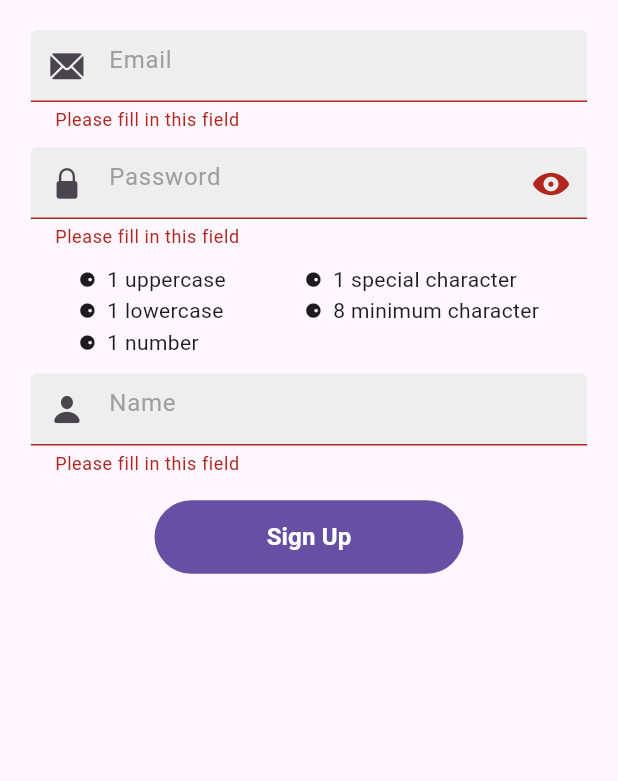
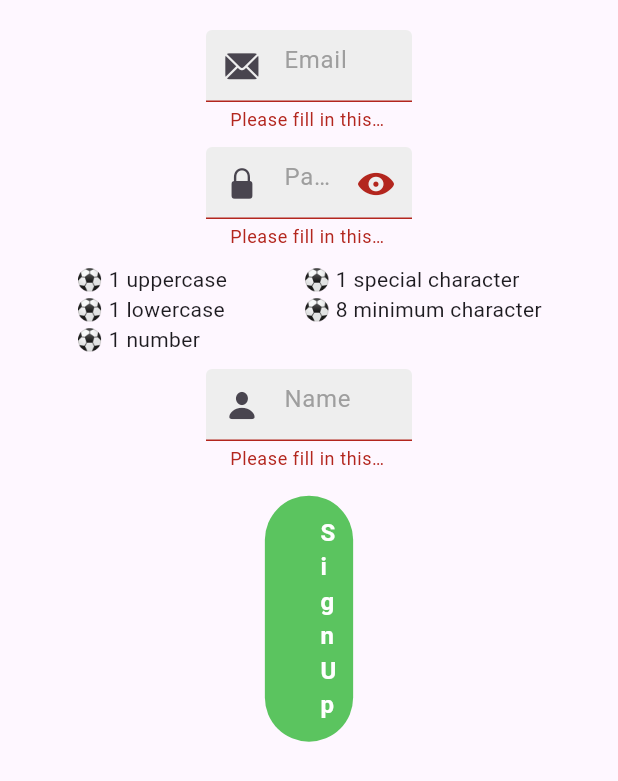
Before and after one commit to Epicder/card-shootout-game, a Flutter app: the SignUpScreen widget shown alone on an empty page, opened directly, after a tap on "Sign Up", on a phone screen of 412 x 824 dp. Shown: the top 781 px of the screen. Run offline on Flutter 3.47's test engine with Material 3 defaults, Android fonts, the phone set to English and light mode, and no system bars; our stand-ins replace bloc, cloud_firestore, equatable, firebase_auth, firebase_core, flutter_bloc; accounts and stored records are empty.

Commit message:
Login Screen Frontend & Adjustements V 0.0.1 ✔

```diff
--- a/penalty_card_game/lib/app_view.dart
+++ b/penalty_card_game/lib/app_view.dart
@@ -11,6 +11,7 @@ class MyAppView extends StatelessWidget {
 @override
   Widget build(BuildContext context) {
     return MaterialApp(
+      debugShowCheckedModeBanner: false,
       title: 'Firebase Auth',
       home: BlocBuilder<AuthenticationBloc, AuthenticationState>(
         builder: (context, state) {
--- a/penalty_card_game/lib/screens/auth/sign_up_screen.dart
+++ b/penalty_card_game/lib/screens/auth/sign_up_screen.dart
@@ -51,8 +51,8 @@ class _SignUpScreenState extends State<SignUpScreen> {
 							child: Column(
 								children: [
 									const SizedBox(height: 20),
-									SizedBox(
-										width: MediaQuery.of(context).size.width * 0.9,
+									SizedBox( // EMAIL FIELD
+										width: MediaQuery.of(context).size.width / 3,
 										child: MyTextField(
 											controller: emailController,
 											hintText: 'Email',
@@ -70,8 +70,8 @@ class _SignUpScreenState extends State<SignUpScreen> {
 										),
 									),
 									const SizedBox(height: 10),
-									SizedBox(
-										width: MediaQuery.of(context).size.width * 0.9,
+									SizedBox( // PASSWORD FIELD
+										width: MediaQuery.of(context).size.width / 3,
 										child: MyTextField(
 											controller: passwordController,
 											hintText: 'Password',
@@ -158,27 +158,27 @@ class _SignUpScreenState extends State<SignUpScreen> {
 											crossAxisAlignment: CrossAxisAlignment.start,
 												children: [
 													Text(
-														"⚈  1 uppercase",
+														"⚽ 1 uppercase",
 														style: TextStyle(
 															color: containsUpperCase
 																? Colors.green
-																: Theme.of(context).colorScheme.onBackground
+																: Theme.of(context).colorScheme.onSurface
 														),
 													),
 													Text(
-														"⚈  1 lowercase",
+														"⚽ 1 lowercase",
 														style: TextStyle(
 															color: containsLowerCase
 																? Colors.green
-																: Theme.of(context).colorScheme.onBackground
+																: Theme.of(context).colorScheme.onSurface
 														),
 													),
 													Text(
-														"⚈  1 number",
+														"⚽ 1 number",
 														style: TextStyle(
 															color: containsNumber
 																? Colors.green
-																: Theme.of(context).colorScheme.onBackground
+																: Theme.of(context).colorScheme.onSurface
 														),
 													),
 												],
@@ -187,19 +187,19 @@ class _SignUpScreenState extends State<SignUpScreen> {
 												crossAxisAlignment: CrossAxisAlignment.start,
 												children: [
 													Text(
-														"⚈  1 special character",
+														"⚽ 1 special character",
 														style: TextStyle(
 															color: containsSpecialChar
 																? Colors.green
-																: Theme.of(context).colorScheme.onBackground
+																: Theme.of(context).colorScheme.onSurface
 														),
 													),
 													Text(
-														"⚈  8 minimum character",
+														"⚽ 8 minimum character",
 														style: TextStyle(
 															color: contains8Length
 																? Colors.green
-																: Theme.of(context).colorScheme.onBackground
+																: Theme.of(context).colorScheme.onSurface
 														),
 													),
 												],
@@ -207,8 +207,8 @@ class _SignUpScreenState extends State<SignUpScreen> {
 										],
 									),
 									const SizedBox(height: 10),
-									SizedBox(
-										width: MediaQuery.of(context).size.width * 0.9,
+									SizedBox( // USERNAME FIELD
+										width: MediaQuery.of(context).size.width / 3,
 										child: MyTextField(
 											controller: nameController,
 											hintText: 'Name',
@@ -218,7 +218,7 @@ class _SignUpScreenState extends State<SignUpScreen> {
 											validator: (val) {
 												if(val!.isEmpty) {
 													return 'Please fill in this field';
-												} else if(val.length > 30) {
+												} else if(val.length > 16) {
 													return 'Name too long';
 												}
 												return null;
@@ -228,7 +228,7 @@ class _SignUpScreenState extends State<SignUpScreen> {
 									SizedBox(height: MediaQuery.of(context).size.height * 0.02),
 									!signUpRequired
 										? SizedBox(
-												width: MediaQuery.of(context).size.width * 0.5,
+												width: MediaQuery.of(context).size.width / 7,
 												child: TextButton(
 													onPressed: () {
 														if (_formKey.currentState!.validate()) {
@@ -249,7 +249,7 @@ class _SignUpScreenState extends State<SignUpScreen> {
 													},
 													style: TextButton.styleFrom(
 														elevation: 3.0,
-														backgroundColor: Theme.of(context).colorScheme.primary,
+														backgroundColor: const Color.fromRGBO(91, 196, 95, 1),
 														foregroundColor: Colors.white,
 														shape: RoundedRectangleBorder(
 															borderRadius: BorderRadius.circular(60)
--- a/penalty_card_game/pubspec.yaml
+++ b/penalty_card_game/pubspec.yaml
@@ -27,3 +27,5 @@ dev_dependencies:
 
 flutter:
   uses-material-design: true
+  assets:
+    - assets/login_screen.jpg
```
Also changed, not shown: penalty_card_game/lib/screens/auth/sign_in_screen.dart (+6 -6 lines), penalty_card_game/lib/screens/auth/welcome_screen.dart (+42 -15 lines), penalty_card_game/assets/login_screen.jpg (added).
